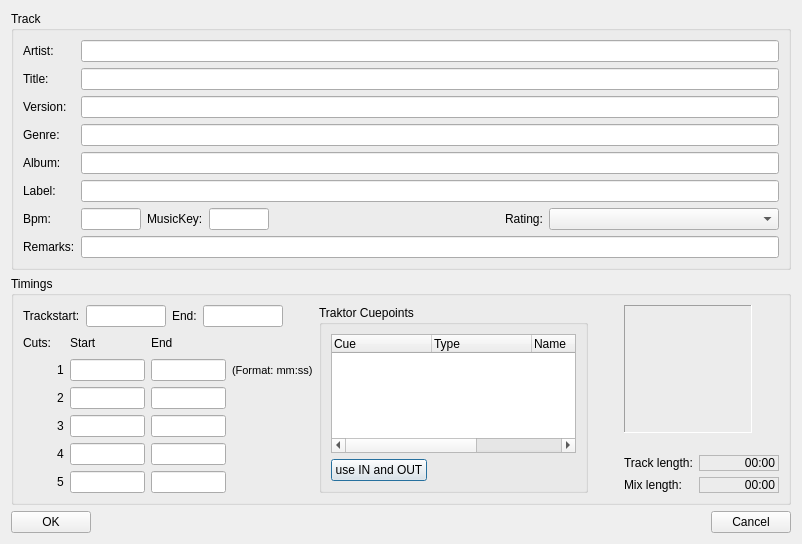
The window that src/playlist/playlistedit.ui (pfedick/winmusik) describes before a commit, drawn with Qt 5.
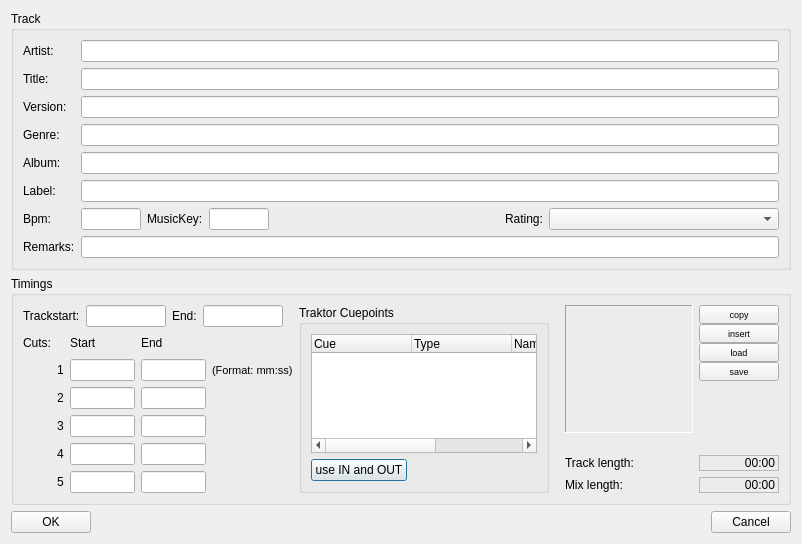
The same window after the commit. Icons and pictures are not drawn.

What changed in the file:
```diff
--- a/src/playlist/playlistedit.ui
+++ b/src/playlist/playlistedit.ui
@@ -619,6 +619,11 @@
       <item>
        <layout class="QVBoxLayout" name="verticalLayout_2">
         <item>
+         <layout class="QHBoxLayout" name="horizontalLayout_6">
+          <property name="topMargin">
+           <number>0</number>
+          </property>
+          <item>
          <widget class="QLabel" name="cover">
           <property name="minimumSize">
            <size>
@@ -656,6 +661,164 @@
          </widget>
         </item>
         <item>
+           <layout class="QVBoxLayout" name="verticalLayout_6">
+            <property name="spacing">
+             <number>0</number>
+            </property>
+            <property name="leftMargin">
+             <number>0</number>
+            </property>
+            <property name="topMargin">
+             <number>0</number>
+            </property>
+            <item>
+             <widget class="QPushButton" name="coverCopyButton">
+              <property name="maximumSize">
+               <size>
+                <width>16777215</width>
+                <height>20</height>
+               </size>
+              </property>
+              <property name="font">
+               <font>
+                <pointsize>7</pointsize>
+               </font>
+              </property>
+              <property name="text">
+               <string>copy</string>
+              </property>
+              <property name="icon">
+               <iconset resource="../../resources.qrc">
+                <normaloff>:/icons/resources/edit-copy.png</normaloff>:/icons/resources/edit-copy.png</iconset>
+              </property>
+              <property name="iconSize">
+               <size>
+                <width>16</width>
+                <height>16</height>
+               </size>
+              </property>
+              <property name="flat">
+               <bool>false</bool>
+              </property>
+             </widget>
+            </item>
+            <item>
+             <widget class="QPushButton" name="coverInsertButton">
+              <property name="maximumSize">
+               <size>
+                <width>16777215</width>
+                <height>20</height>
+               </size>
+              </property>
+              <property name="font">
+               <font>
+                <pointsize>7</pointsize>
+               </font>
+              </property>
+              <property name="text">
+               <string>insert</string>
+              </property>
+              <property name="icon">
+               <iconset resource="../../resources.qrc">
+                <normaloff>:/icons/resources/edit-paste.png</normaloff>:/icons/resources/edit-paste.png</iconset>
+              </property>
+              <property name="iconSize">
+               <size>
+                <width>16</width>
+                <height>16</height>
+               </size>
+              </property>
+              <property name="flat">
+               <bool>false</bool>
+              </property>
+             </widget>
+            </item>
+            <item>
+             <widget class="QPushButton" name="coverLoadButton">
+              <property name="enabled">
+               <bool>true</bool>
+              </property>
+              <property name="maximumSize">
+               <size>
+                <width>16777215</width>
+                <height>20</height>
+               </size>
+              </property>
+              <property name="font">
+               <font>
+                <pointsize>7</pointsize>
+               </font>
+              </property>
+              <property name="text">
+               <string>load</string>
+              </property>
+              <property name="icon">
+               <iconset resource="../../resources.qrc">
+                <normaloff>:/icons/resources/fileopen.png</normaloff>:/icons/resources/fileopen.png</iconset>
+              </property>
+              <property name="iconSize">
+               <size>
+                <width>16</width>
+                <height>16</height>
+               </size>
+              </property>
+              <property name="flat">
+               <bool>false</bool>
+              </property>
+             </widget>
+            </item>
+            <item>
+             <widget class="QPushButton" name="coverSaveButton">
+              <property name="enabled">
+               <bool>true</bool>
+              </property>
+              <property name="maximumSize">
+               <size>
+                <width>16777215</width>
+                <height>20</height>
+               </size>
+              </property>
+              <property name="font">
+               <font>
+                <pointsize>7</pointsize>
+               </font>
+              </property>
+              <property name="text">
+               <string>save</string>
+              </property>
+              <property name="icon">
+               <iconset resource="../../resources.qrc">
+                <normaloff>:/icons/resources/filesave.png</normaloff>:/icons/resources/filesave.png</iconset>
+              </property>
+              <property name="iconSize">
+               <size>
+                <width>16</width>
+                <height>16</height>
+               </size>
+              </property>
+              <property name="flat">
+               <bool>false</bool>
+              </property>
+             </widget>
+            </item>
+            <item>
+             <spacer name="verticalSpacer_3">
+              <property name="orientation">
+               <enum>Qt::Vertical</enum>
+              </property>
+              <property name="sizeHint" stdset="0">
+               <size>
+                <width>20</width>
+                <height>0</height>
+               </size>
+              </property>
+             </spacer>
+            </item>
+           </layout>
+          </item>
+         </layout>
+        </item>
+        <item>
          <spacer name="verticalSpacer_2">
           <property name="orientation">
            <enum>Qt::Vertical</enum>
@@ -668,6 +831,19 @@
           </property>
          </spacer>
         </item>
+        <item>
+         <spacer name="verticalSpacer_4">
+          <property name="orientation">
+           <enum>Qt::Vertical</enum>
+          </property>
+          <property name="sizeHint" stdset="0">
+           <size>
+            <width>20</width>
+            <height>40</height>
+           </size>
+          </property>
+         </spacer>
+        </item>
         <item>
          <layout class="QGridLayout" name="gridLayout_2">
           <property name="topMargin">
```
Lines whose indentation alone changed are shown as unchanged.
